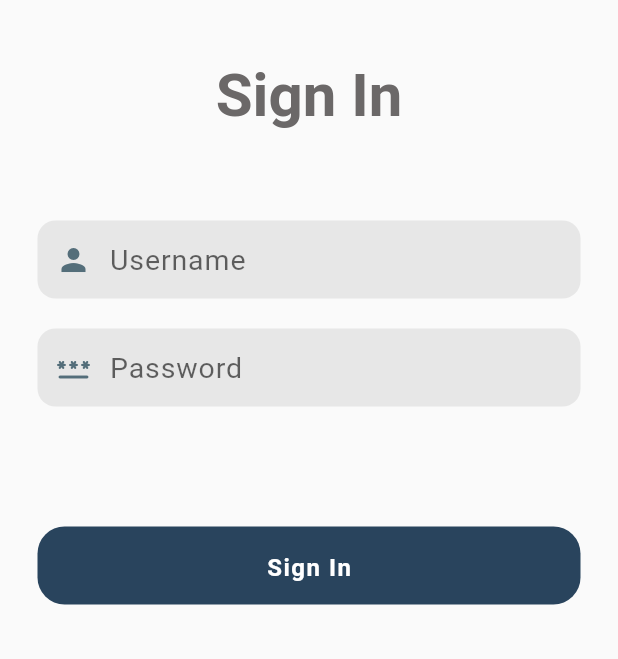
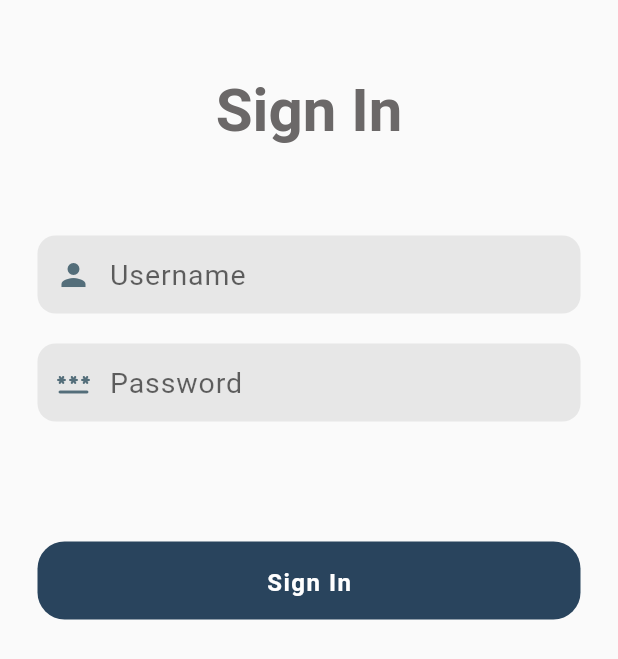
Before and after one commit to sudheep-ap/Beegains, a Flutter app: the screen it shows after launch, on a phone screen of 412 x 824 dp. Shown: the top 659 px of the screen. Run offline on Flutter 3.47's test engine with Material 2 defaults, Android fonts, the phone set to English and light mode, and no system bars; our stand-ins replace bloc, dartz, flutter_bloc, flutter_spinkit, freezed_annotation, hive_flutter and 1 more; accounts and stored records are empty.

Commit message:
modified sign in page UI

```diff
--- a/beegains_task/lib/main.dart
+++ b/beegains_task/lib/main.dart
@@ -17,6 +17,7 @@ void main() async {
       BlocProvider<HomeBloc>(create: (context) => HomeBloc()),
     ],
     child: MaterialApp(
+      debugShowCheckedModeBanner: false,
       home: const BeegainsApp(),
       routes: router,
     ),
--- a/beegains_task/lib/presentation/screens/login/sign_in_page.dart
+++ b/beegains_task/lib/presentation/screens/login/sign_in_page.dart
@@ -38,9 +38,7 @@ class _SignInPageState extends State<SignInPage> {
                     padding: const EdgeInsets.symmetric(horizontal: 15),
                     child: Column(
                       children: [
-                        const SizedBox(
-                          height: 20,
-                        ),
+                        kSizedBox30,
                         Text(
                           'Sign In',
                           style: TextStyle(
```
